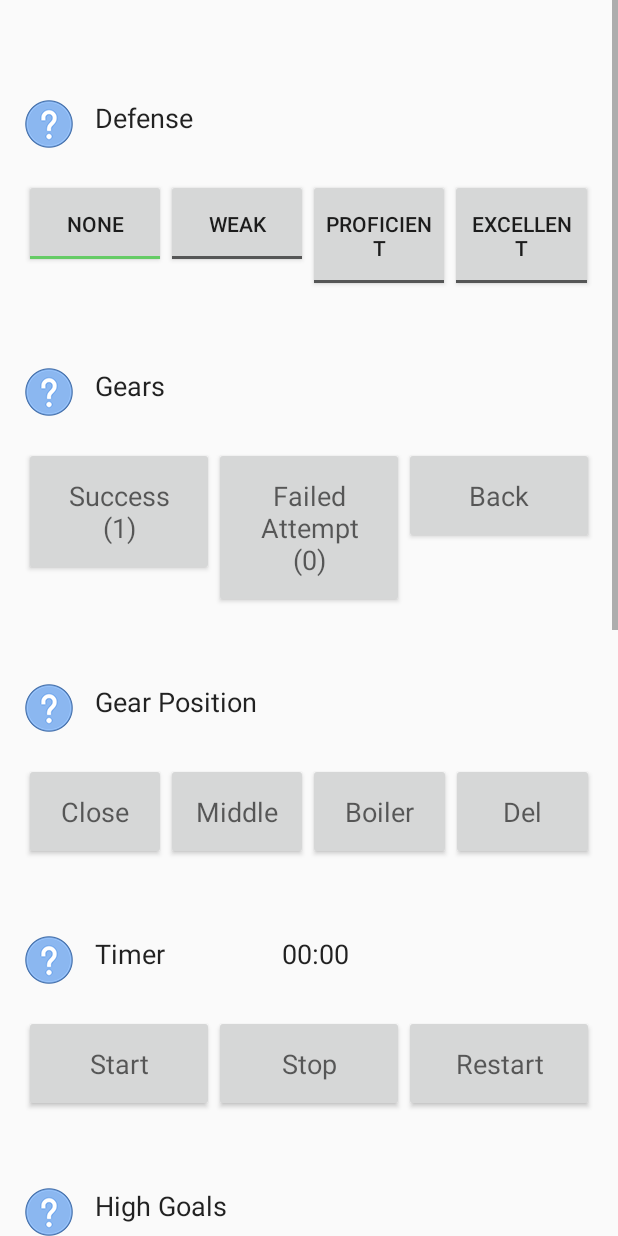
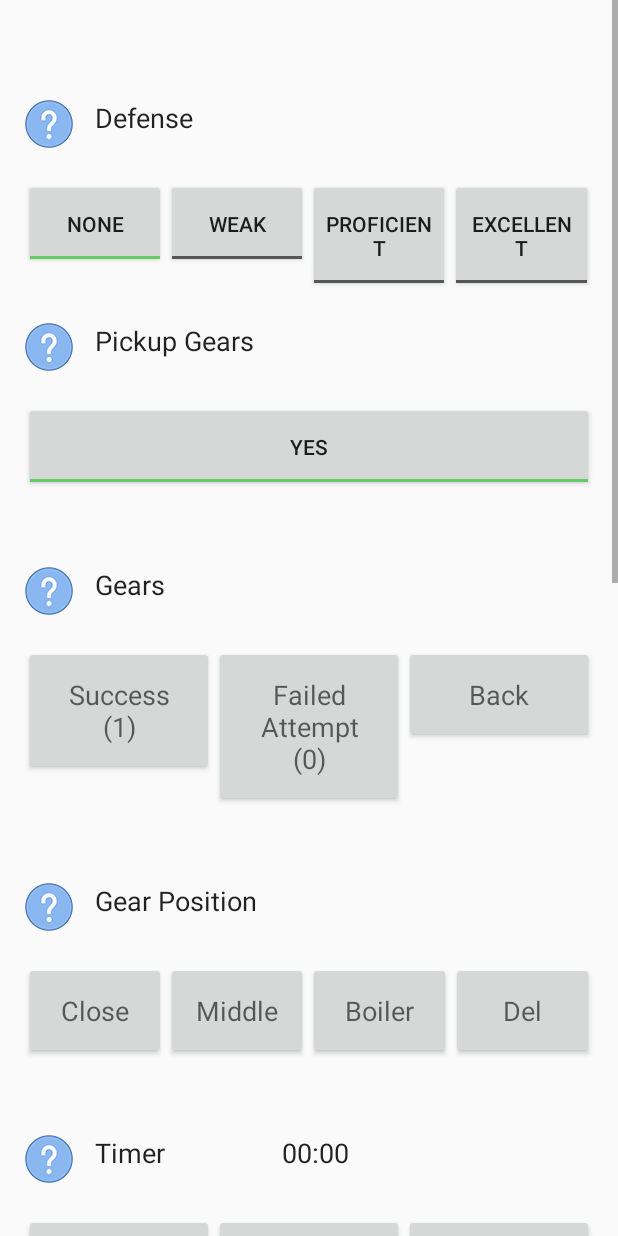
Before and after one commit to SaratogaMSET/ScoutingTakeThree-master, an Android app: the fragment Teleop shown on its own in the app's theme, on a phone screen of 412 x 824 dp. Run offline under Robolectric (Android 15) with nearby library versions, the light colour scheme and no system bars.

Commit message:
added Pickup Gear Category and A Toast

```diff
--- a/app/src/main/java/com/example/trishlapokharna/scoutingtakethree/PostMatch.java
+++ b/app/src/main/java/com/example/trishlapokharna/scoutingtakethree/PostMatch.java
@@ -184,6 +184,9 @@ public class PostMatch extends Fragment {
                     Toast.makeText(getActivity(), "Cycle Time and Number of Low Goals Do Not Match! :P", Toast.LENGTH_SHORT).show();
                 } else if (PostMatch.numPressure.getText().toString().length() == 0){
                     Toast.makeText(getActivity(), "Add kPa! ^^", Toast.LENGTH_SHORT).show();
+                } else if ((Integer.parseInt(PostMatch.numPressure.getText().toString()) < 40 && reach.getText().toString().equals("Yes")) ||
+                        (Integer.parseInt(PostMatch.numPressure.getText().toString()) > 40 && reach.getText().toString().equals("No"))){
+                    Toast.makeText(getActivity(), "Either kPa or Reached 40kPa Have Not Been Entered Correctly! :|",  Toast.LENGTH_SHORT).show();
                 } else if (PostMatch.rotors.getText().toString().length() == 0) {
                     Toast.makeText(getActivity(), "Add Rotor #! :|", Toast.LENGTH_SHORT).show();
                 } else if(PostMatch.win.isChecked() == false && PostMatch.lose.isChecked() == false && PostMatch.tie.isChecked() == false){
--- a/app/src/main/java/com/example/trishlapokharna/scoutingtakethree/Teleop.java
+++ b/app/src/main/java/com/example/trishlapokharna/scoutingtakethree/Teleop.java
@@ -36,6 +36,7 @@ public class Teleop extends Fragment {
     ImageButton gearPosHelp;
 
     ImageButton timerHelp;
+    ImageButton gearPick;
     ImageButton defenseHelp;
 
     Button one;
@@ -105,6 +106,8 @@ public class Teleop extends Fragment {
     Button timerStart;
     Button timerStop;
     Button timerRestart;
+
+    static ToggleButton pick;
 
     @TargetApi(Build.VERSION_CODES.GINGERBREAD)
     public View onCreateView(LayoutInflater inflater, ViewGroup container, Bundle saveInstanceState) {
@@ -182,12 +185,23 @@ public class Teleop extends Fragment {
         del2 = (Button) in.findViewById(R.id.DelButton);
         gearPos2 = (TextView) in.findViewById(R.id.gearCycleView);
 
+        gearPick = (ImageButton) in.findViewById(R.id.pickUpImageButton);
+        pick = (ToggleButton) in.findViewById(R.id.pickToggle);
+
+
         defenseHelp.setOnClickListener(new View.OnClickListener() {
             @Override
             public void onClick(View v) {
                 Toast.makeText(getActivity(), "Select the skill level of defense. Choose 'None' if the robot does not do defense," +
                         " choose 'Weak' if the robot does not defend well, choose 'Proficient' if the robot defends decently, and " +
                         "choose 'Excellent' if the robot defends extremely well.", Toast.LENGTH_LONG).show();
+            }
+        });
+
+        gearPick.setOnClickListener(new View.OnClickListener() {
+            @Override
+            public void onClick(View v) {
+                Toast.makeText(getActivity(), "Select yes if the robot can pick up gears from the ground.", Toast.LENGTH_LONG).show();
             }
         });
 
@@ -299,7 +313,7 @@ public class Teleop extends Fragment {
                 }
 
                 highGoalsView.setText(display);
-                display = " ";
+                display = "";
             }
         });
 
@@ -326,7 +340,7 @@ public class Teleop extends Fragment {
                         display += s + "       ";
                 }
                 highGoalsView.setText(display);
-                display = " ";
+                display = "";
 
 
             }
@@ -355,7 +369,7 @@ public class Teleop extends Fragment {
                         display += s + "       ";
                 }
                 highGoalsView.setText(display);
-                display = " ";
+                display = "";
 
 
             }
@@ -381,7 +395,7 @@ public class Teleop extends Fragment {
                         display += s + "       ";
                 }
                 highGoalsView.setText(display);
-                display = " ";
+                display = "";
 
 
 
@@ -413,7 +427,7 @@ public class Teleop extends Fragment {
                 }
 
                 highGoalsView.setText(display);
-                display = " ";
+                display = "";
 
             }
 
@@ -439,7 +453,7 @@ public class Teleop extends Fragment {
                             display += s + "       ";
                     }
                     highGoalsView.setText(display);
-                    display = " ";
+                    display = "";
 
                 }
 
@@ -466,7 +480,7 @@ public class Teleop extends Fragment {
                     }
 
                     highGoalsView.setText(display);
-                    display = " ";
+                    display = "";
 
                 }
 
@@ -488,7 +502,7 @@ public class Teleop extends Fragment {
                 }
 
                 highGoalsView.setText(display);
-                display = " ";
+                display = "";
 
             }
         });
@@ -591,7 +605,7 @@ public class Teleop extends Fragment {
                 }
 
                 lowGoalView.setText(display2);
-                display2 = " ";
+                display2 = "";
             }
         });
 
@@ -617,7 +631,7 @@ public class Teleop extends Fragment {
                         display2 += s + "       ";
                 }
                 lowGoalView.setText(display2);
-                display2 = " ";
+                display2 = "";
 
 
             }
@@ -647,7 +661,7 @@ public class Teleop extends Fragment {
                         display2 += s + "       ";
                 }
                 lowGoalView.setText(display2);
-                display2 = " ";
+                display2 = "";
 
 
             }
@@ -673,7 +687,7 @@ public class Teleop extends Fragment {
                         display2 += s + "       ";
                 }
                 lowGoalView.setText(display2);
-                display2 = " ";
+                display2 = "";
 
 
 
@@ -705,7 +719,7 @@ public class Teleop extends Fragment {
                 }
 
                 lowGoalView.setText(display2);
-                display2 = " ";
+                display2 = "";
 
             }
 
@@ -732,7 +746,7 @@ public class Teleop extends Fragment {
                             display2 += s + "       ";
                     }
                     lowGoalView.setText(display2);
-                    display2 = " ";
+                    display2 = "";
 
                 }
 
@@ -758,7 +772,7 @@ public class Teleop extends Fragment {
                     }
 
                     lowGoalView.setText(display2);
-                    display2 = " ";
+                    display2 = "";
 
                 }
 
@@ -780,7 +794,7 @@ public class Teleop extends Fragment {
                 }
 
                 lowGoalView.setText(display2);
-                display2 = " ";
+                display2 = "";
 
             }
         });
--- a/app/src/main/res/layout/fragment_teleop.xml
+++ b/app/src/main/res/layout/fragment_teleop.xml
@@ -105,9 +105,63 @@
         <TableRow
             android:layout_width="match_parent"
             android:layout_height="wrap_content"
+            android:layout_marginTop="20dp"
+            android:layout_below="@+id/defenseLayout"
+            android:id = "@+id/gearPickUp">
+
+            <ImageButton
+                android:id="@+id/pickUpImageButton"
+                android:layout_width="wrap_content"
+                android:layout_height="wrap_content"
+                android:layout_alignParentTop="true"
+                android:layout_alignParentRight="true"
+                android:src="@mipmap/question"
+                android:background="@null"/>
+
+            <TextView
+                android:layout_width="0dp"
+                android:layout_weight=".4"
+                android:layout_height="wrap_content"
+                android:text="   Pickup Gears"
+                android:textAppearance="@android:style/TextAppearance.Medium"
+                android:labelFor="@+id/defenseV"/>
+
+
+
+        </TableRow>
+
+
+        <TableRow
+            android:layout_width="match_parent"
+            android:layout_height="wrap_content"
+            android:layout_marginTop="20dp"
+            android:layout_below="@+id/gearPickUp"
+            android:id = "@+id/gearPickUpToggle">
+
+
+        <ToggleButton
+            android:layout_width="0dp"
+            android:layout_weight=".2"
+            android:layout_height="wrap_content"
+            android:paddingTop="20dp"
+            android:paddingBottom="20dp"
+            android:textOff="No"
+            android:textOn="Yes"
+            android:text="New ToggleButton"
+            android:id="@+id/pickToggle"
+            android:checked="true"/>
+
+        </TableRow>
+
+
+
+
+        <TableRow
+            android:layout_width="match_parent"
+            android:layout_height="wrap_content"
             android:layout_marginTop="50dp"
             android:id="@+id/gearRow"
-            android:layout_below="@+id/defenseLayout"
+            android:layout_below="@+id/gearPickUpToggle"
 
             >
 
@@ -147,6 +201,7 @@
                 tools:targetApi="ice_cream_sandwich" />
 
         </TableRow>
+
 
 
         <TableRow
```
Also changed, not shown: app/src/main/java/com/example/trishlapokharna/scoutingtakethree/Confirmation.java (+9 -3 lines), app/src/main/res/layout/activity_confirmation.xml (+25 -0 lines), app/src/main/res/layout/fragment_autonomous.xml (+2 -27 lines).
